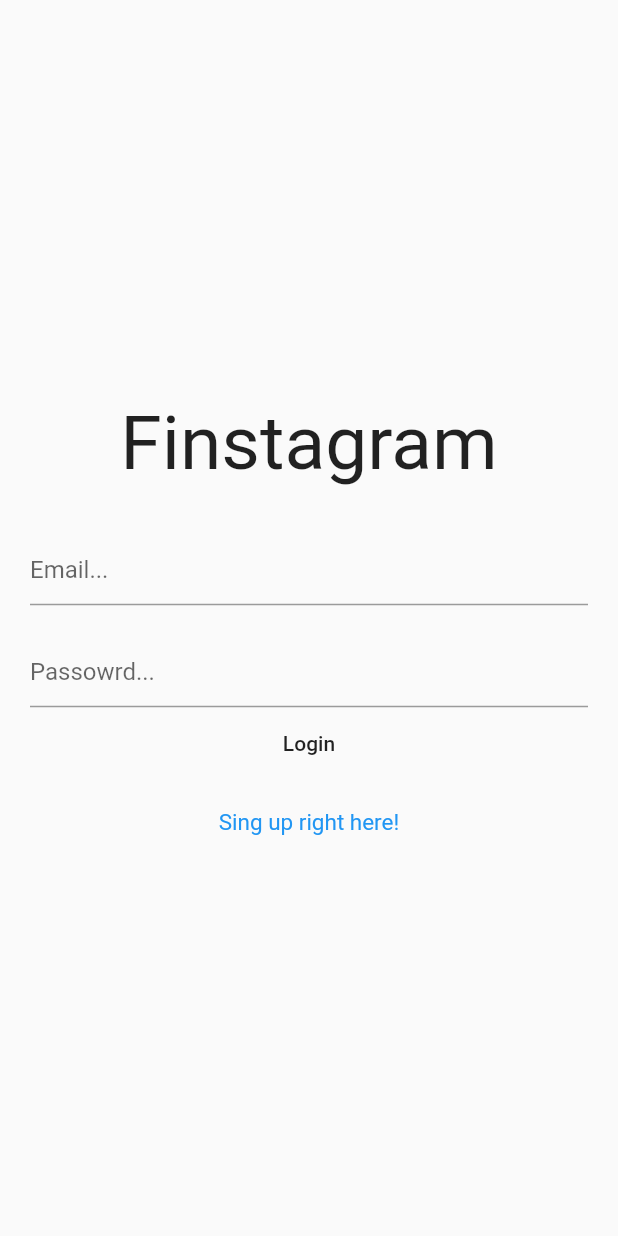
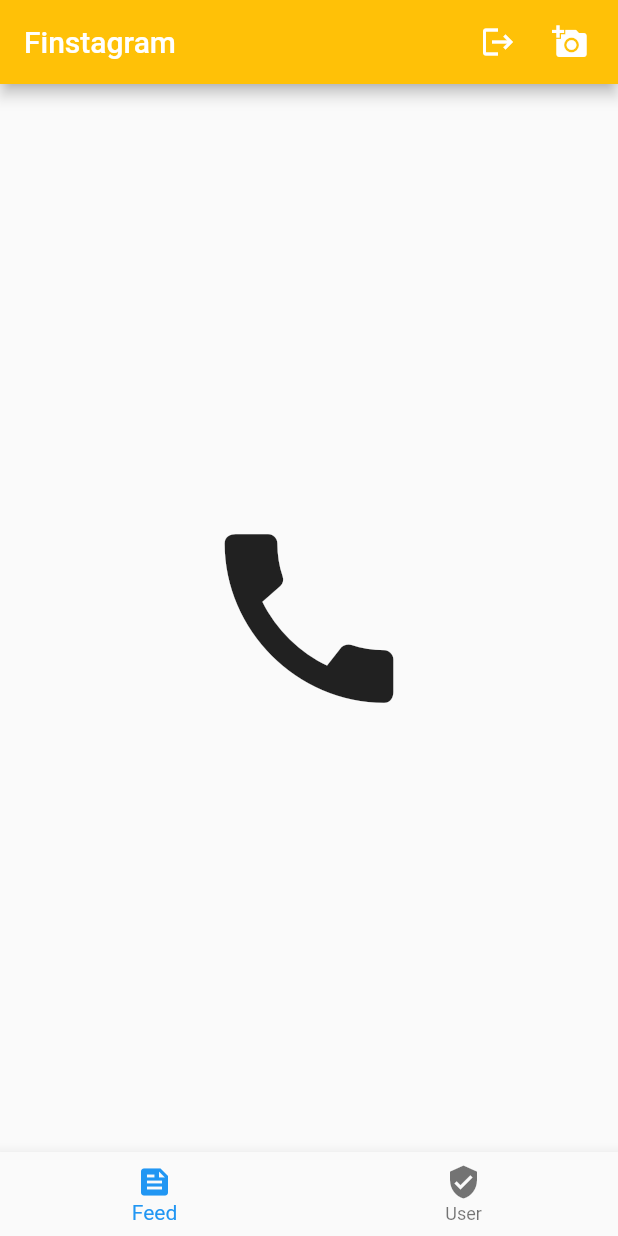
Before and after one commit to Willystain/finstagram, a Flutter app: the screen it shows after launch, on a phone screen of 412 x 824 dp. Run offline on Flutter 3.47's test engine with Material 2 defaults, Android fonts, the phone set to English and light mode, and no system bars; our stand-ins replace file_picker.

Commit message:
home page and bugs

```diff
--- /dev/null
+++ b/lib/Pages/home_page.dart
@@ -0,0 +1,62 @@
+import 'package:flutter/material.dart';
+
+class HomePage extends StatefulWidget {
+  const HomePage({Key? key}) : super(key: key);
+
+  @override
+  State<HomePage> createState() => _HomePageState();
+}
+
+int _selectedIndex = 0;
+
+const List<Widget> _pages = <Widget>[
+  Icon(
+    Icons.call,
+    size: 150,
+  ),
+  Icon(
+    Icons.camera,
+    size: 150,
+  ),
+];
+
+class _HomePageState extends State<HomePage> {
+  @override
+  Widget build(BuildContext context) {
+    return Scaffold(
+      appBar: AppBar(
+        title: Text('Finstagram'),
+        backgroundColor: Colors.amber,
+        actions: [
+          IconButton(onPressed: () {}, icon: const Icon(Icons.logout)),
+          Padding(
+            padding: const EdgeInsets.only(right: 8.0),
+            child: IconButton(
+                onPressed: () {}, icon: const Icon(Icons.add_a_photo)),
+          ),
+        ],
+      ),
+      bottomNavigationBar: BottomNavigationBar(
+        items: const <BottomNavigationBarItem>[
+          BottomNavigationBarItem(
+            icon: Icon(Icons.feed),
+            label: 'Feed',
+          ),
+          BottomNavigationBarItem(
+            icon: Icon(Icons.verified_user),
+            label: 'User',
+          ),
+        ],
+        currentIndex: _selectedIndex,
+        onTap: (_value) {
+          setState(() {
+            _selectedIndex = _value;
+          });
+        },
+      ),
+      body: Center(
+        child: _pages.elementAt(_selectedIndex),
+      ),
+    );
+  }
+}
--- a/lib/main.dart
+++ b/lib/main.dart
@@ -1,3 +1,4 @@
+import 'package:finstagram/Pages/home_page.dart';
 import 'package:finstagram/Pages/login_page.dart';
 import 'package:finstagram/Pages/register_page.dart';
 import 'package:flutter/material.dart';
@@ -16,10 +17,11 @@ class MyApp extends StatelessWidget {
       theme: ThemeData(
         primarySwatch: Colors.blue,
       ),
-      initialRoute: 'login',
+      initialRoute: 'homepage',
       routes: {
         'register': (context) => const RegisterPage(),
         'login': (context) => const LoginPage(),
+        'homepage': (context) => const HomePage(),
       },
       home: const Scaffold(),
     );
```
Also changed, not shown: lib/Pages/register_page.dart (+11 -7 lines).
